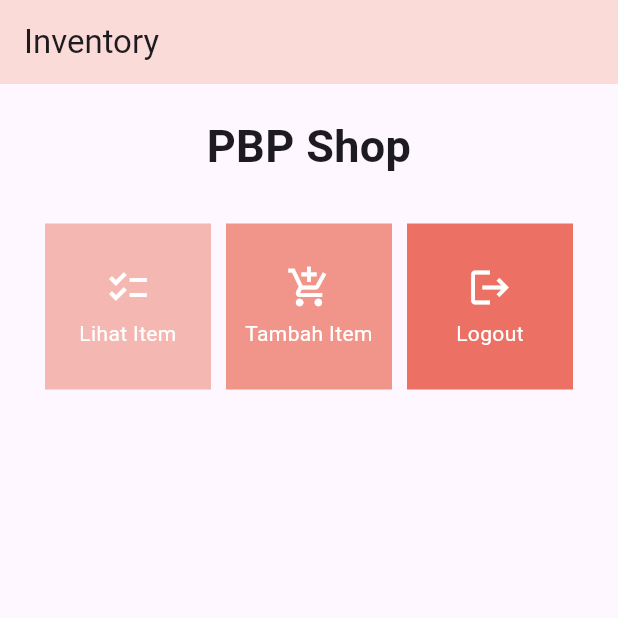
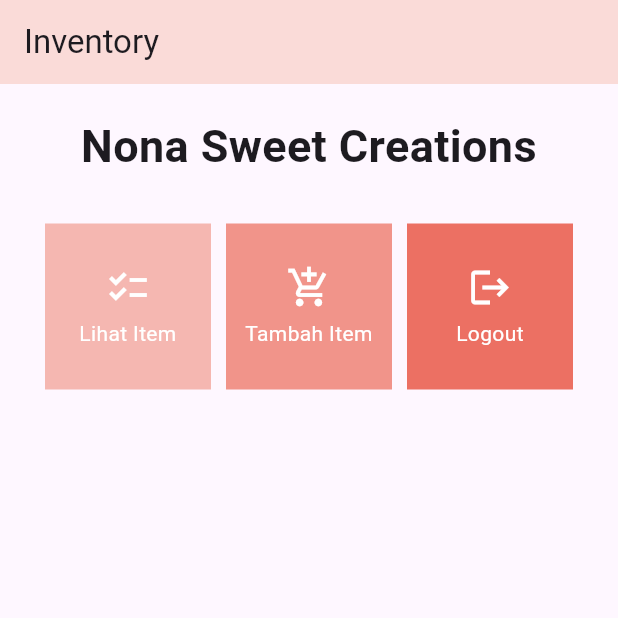
Before and after one commit to Rahidasyf/inventori-mobile, a Flutter app: the screen it shows after launch, on a phone screen of 412 x 824 dp, the top half of it. Run offline on Flutter 3.47's test engine with Material 2 defaults, Android fonts, the phone set to English and light mode, and no system bars.

Commit message:
<TUGAS 7 & BONUS SELESAI>

```diff
--- a/lib/main.dart
+++ b/lib/main.dart
@@ -12,7 +12,7 @@ class MyApp extends StatelessWidget {
   @override
   Widget build(BuildContext context) {
     return MaterialApp(
-      title: 'Flutter Demo',
+      title: 'Nona Sweet Creations',
       theme: ThemeData(
         // This is the theme of your application.
         //
--- a/lib/menu.dart
+++ b/lib/menu.dart
@@ -29,7 +29,7 @@ class MyHomePage extends StatelessWidget {
                 padding: EdgeInsets.only(top: 10.0, bottom: 10.0),
                 // Widget Text untuk menampilkan tulisan dengan alignment center dan style yang sesuai
                 child: Text(
-                  'PBP Shop', // Text yang menandakan toko
+                  'Nona Sweet Creations', // Text yang menandakan toko
                   textAlign: TextAlign.center,
                   style: TextStyle(
                     fontSize: 30,
```
